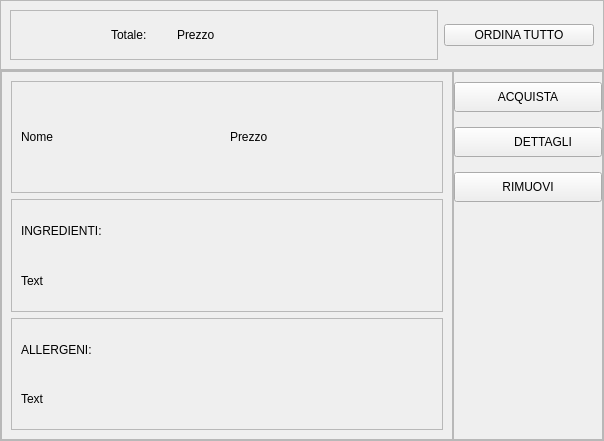
Above: projectIS/carrello/view/vistaCarrello.ui from chritianchiappa/progetto_panificio before the change. Below: the same form after it.
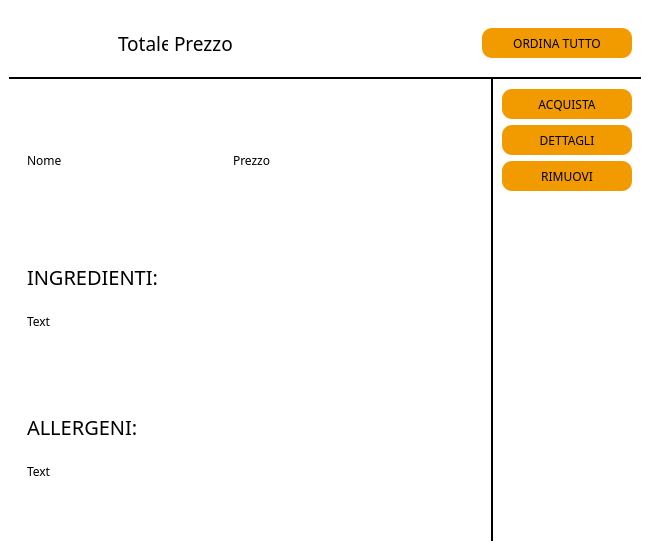
That is the form after the change. The open tabs and pages were chosen to show the change. Icons and pictures are not drawn.

Diff of the .ui file:
```diff
--- a/projectIS/carrello/view/vistaCarrello.ui
+++ b/projectIS/carrello/view/vistaCarrello.ui
@@ -6,28 +6,45 @@
    <rect>
     <x>0</x>
     <y>0</y>
-    <width>604</width>
-    <height>441</height>
+    <width>650</width>
+    <height>550</height>
    </rect>
   </property>
+  <property name="minimumSize">
+   <size>
+    <width>600</width>
+    <height>500</height>
+   </size>
+  </property>
+  <property name="maximumSize">
+   <size>
+    <width>700</width>
+    <height>600</height>
+   </size>
+  </property>
   <property name="windowTitle">
    <string>Form</string>
   </property>
+  <property name="styleSheet">
+   <string notr="true">background-color: rgb(255, 255, 255);
+color: rgb(0, 0, 0);
+border:none;</string>
+  </property>
   <layout class="QVBoxLayout" name="verticalLayout">
    <property name="spacing">
     <number>0</number>
    </property>
    <property name="leftMargin">
-    <number>0</number>
+    <number>9</number>
    </property>
    <property name="topMargin">
-    <number>0</number>
+    <number>9</number>
    </property>
    <property name="rightMargin">
-    <number>0</number>
+    <number>9</number>
    </property>
    <property name="bottomMargin">
-    <number>0</number>
+    <number>9</number>
    </property>
    <item>
     <widget class="QFrame" name="frame_2">
@@ -43,6 +60,9 @@
        <height>70</height>
       </size>
      </property>
+     <property name="styleSheet">
+      <string notr="true">border-bottom:2px solid black;</string>
+     </property>
      <property name="frameShape">
       <enum>QFrame::StyledPanel</enum>
      </property>
@@ -52,6 +72,9 @@
      <layout class="QHBoxLayout" name="horizontalLayout_4">
       <item>
        <widget class="QFrame" name="frame_5">
+        <property name="styleSheet">
+         <string notr="true">border:none;</string>
+        </property>
         <property name="frameShape">
          <enum>QFrame::StyledPanel</enum>
         </property>
@@ -66,10 +89,16 @@
           <widget class="QLabel" name="label">
            <property name="maximumSize">
             <size>
-             <width>60</width>
+             <width>50</width>
              <height>16777215</height>
             </size>
            </property>
+           <property name="font">
+            <font>
+             <family>Tiro Kannada</family>
+             <pointsize>14</pointsize>
+            </font>
+           </property>
            <property name="text">
             <string>Totale:</string>
            </property>
@@ -77,6 +106,12 @@
          </item>
          <item>
           <widget class="QLabel" name="prezzo_totale">
+           <property name="font">
+            <font>
+             <family>Tiro Kannada</family>
+             <pointsize>14</pointsize>
+            </font>
+           </property>
            <property name="text">
             <string>Prezzo</string>
            </property>
@@ -87,15 +122,37 @@
       </item>
       <item>
        <widget class="QPushButton" name="ordina_tutto_button">
+        <property name="minimumSize">
+         <size>
+          <width>0</width>
+          <height>30</height>
+         </size>
+        </property>
         <property name="maximumSize">
          <size>
           <width>150</width>
           <height>16777215</height>
          </size>
         </property>
+        <property name="font">
+         <font>
+          <family>Tiro Kannada</family>
+         </font>
+        </property>
         <property name="cursor">
          <cursorShape>PointingHandCursor</cursorShape>
         </property>
+        <property name="styleSheet">
+         <string notr="true">QPushButton{
+   
+	background-color: rgb(242, 155, 0);
+     border:none;
+     
+	color: rgb(0, 0, 0);
+     border-radius:10px;
+   
+}</string>
+        </property>
         <property name="text">
          <string>ORDINA TUTTO</string>
         </property>
@@ -169,7 +226,32 @@
            <widget class="QWidget" name="page_1">
             <layout class="QVBoxLayout" name="verticalLayout_2">
              <item>
-              <widget class="QListView" name="list_view"/>
+              <widget class="QListView" name="list_view">
+               <property name="font">
+                <font>
+                 <family>Tiro Kannada</family>
+                </font>
+               </property>
+               <property name="cursor" stdset="0">
+                <cursorShape>PointingHandCursor</cursorShape>
+               </property>
+               <property name="styleSheet">
+                <string notr="true">QListView{
+background-color:rgba(0,0,0,225);
+border-radius:10px;
+color:white;
+padding-left:5px;
+padding-top:10px;
+padding-right:5px;
+}
+
+QListView::item:selected {
+border-radius:3px;
+background-color: rgb(242, 155, 0);
+color:black;
+}</string>
+               </property>
+              </widget>
              </item>
             </layout>
            </widget>
@@ -186,6 +268,17 @@
                <layout class="QHBoxLayout" name="horizontalLayout_5">
                 <item>
                  <widget class="QLabel" name="nome">
+                  <property name="maximumSize">
+                   <size>
+                    <width>200</width>
+                    <height>16777215</height>
+                   </size>
+                  </property>
+                  <property name="font">
+                   <font>
+                    <family>Tiro Kannada</family>
+                   </font>
+                  </property>
                   <property name="text">
                    <string>Nome</string>
                   </property>
@@ -193,6 +286,11 @@
                 </item>
                 <item>
                  <widget class="QLabel" name="prezzo">
+                  <property name="font">
+                   <font>
+                    <family>Tiro Kannada</family>
+                   </font>
+                  </property>
                   <property name="text">
                    <string>Prezzo</string>
                   </property>
@@ -212,6 +310,12 @@
                <layout class="QVBoxLayout" name="verticalLayout_6">
                 <item>
                  <widget class="QLabel" name="titolo1">
+                  <property name="font">
+                   <font>
+                    <family>Tiro Kannada</family>
+                    <pointsize>15</pointsize>
+                   </font>
+                  </property>
                   <property name="text">
                    <string>INGREDIENTI:</string>
                   </property>
@@ -219,9 +323,20 @@
                 </item>
                 <item>
                  <widget class="QLabel" name="ingredienti">
+                  <property name="font">
+                   <font>
+                    <family>Tiro Kannada</family>
+                   </font>
+                  </property>
                   <property name="text">
                    <string>Text</string>
                   </property>
+                  <property name="alignment">
+                   <set>Qt::AlignLeading|Qt::AlignLeft|Qt::AlignTop</set>
+                  </property>
+                  <property name="wordWrap">
+                   <bool>true</bool>
+                  </property>
                  </widget>
                 </item>
                </layout>
@@ -238,6 +353,12 @@
                <layout class="QVBoxLayout" name="verticalLayout_5">
                 <item>
                  <widget class="QLabel" name="titolo2">
+                  <property name="font">
+                   <font>
+                    <family>Tiro Kannada</family>
+                    <pointsize>15</pointsize>
+                   </font>
+                  </property>
                   <property name="text">
                    <string>ALLERGENI:</string>
                   </property>
@@ -245,9 +366,20 @@
                 </item>
                 <item>
                  <widget class="QLabel" name="allergeni">
+                  <property name="font">
+                   <font>
+                    <family>Tiro Kannada</family>
+                   </font>
+                  </property>
                   <property name="text">
                    <string>Text</string>
                   </property>
+                  <property name="alignment">
+                   <set>Qt::AlignLeading|Qt::AlignLeft|Qt::AlignTop</set>
+                  </property>
+                  <property name="wordWrap">
+                   <bool>true</bool>
+                  </property>
                  </widget>
                 </item>
                </layout>
@@ -274,6 +406,9 @@
           <height>16777215</height>
          </size>
         </property>
+        <property name="styleSheet">
+         <string notr="true">border-left:2px solid black;</string>
+        </property>
         <property name="frameShape">
          <enum>QFrame::StyledPanel</enum>
         </property>
@@ -282,19 +417,19 @@
         </property>
         <layout class="QVBoxLayout" name="verticalLayout_3">
          <property name="spacing">
-          <number>15</number>
+          <number>6</number>
          </property>
          <property name="leftMargin">
-          <number>0</number>
+          <number>9</number>
          </property>
          <property name="topMargin">
           <number>10</number>
          </property>
          <property name="rightMargin">
-          <number>0</number>
+          <number>9</number>
          </property>
          <property name="bottomMargin">
-          <number>0</number>
+          <number>9</number>
          </property>
          <item>
           <widget class="QPushButton" name="acquista_button">
@@ -304,39 +439,59 @@
              <height>30</height>
             </size>
            </property>
+           <property name="font">
+            <font>
+             <family>Tiro Kannada</family>
+            </font>
+           </property>
            <property name="cursor">
             <cursorShape>PointingHandCursor</cursorShape>
            </property>
+           <property name="styleSheet">
+            <string notr="true">QPushButton{
+   
+	background-color: rgb(242, 155, 0);
+     border:none;
+     
+	color: rgb(0, 0, 0);
+     border-radius:10px;
+   
+}</string>
+           </property>
            <property name="text">
             <string>ACQUISTA</string>
            </property>
           </widget>
          </item>
          <item>
-          <widget class="QToolButton" name="dettagli_button">
-           <property name="sizePolicy">
-            <sizepolicy hsizetype="Minimum" vsizetype="Fixed">
-             <horstretch>0</horstretch>
-             <verstretch>0</verstretch>
-            </sizepolicy>
-           </property>
+          <widget class="QPushButton" name="dettagli_button">
            <property name="minimumSize">
             <size>
              <width>0</width>
              <height>30</height>
             </size>
            </property>
+           <property name="font">
+            <font>
+             <family>Tiro Kannada</family>
+            </font>
+           </property>
            <property name="cursor">
             <cursorShape>PointingHandCursor</cursorShape>
            </property>
-           <property name="layoutDirection">
-            <enum>Qt::LeftToRight</enum>
-           </property>
            <property name="styleSheet">
-            <string notr="true">padding-left:20px;</string>
+            <string notr="true">QPushButton{
+   
+	background-color: rgb(242, 155, 0);
+     border:none;
+     
+	color: rgb(0, 0, 0);
+     border-radius:10px;
+   
+}</string>
            </property>
            <property name="text">
-            <string>         DETTAGLI</string>
+            <string>DETTAGLI</string>
            </property>
            <property name="icon">
             <iconset resource="../../home/view/res.qrc">
@@ -346,9 +501,6 @@
            <property name="checkable">
             <bool>true</bool>
            </property>
-           <property name="toolButtonStyle">
-            <enum>Qt::ToolButtonTextBesideIcon</enum>
-           </property>
           </widget>
          </item>
          <item>
@@ -359,9 +511,25 @@
              <height>30</height>
             </size>
            </property>
+           <property name="font">
+            <font>
+             <family>Tiro Kannada</family>
+            </font>
+           </property>
            <property name="cursor">
             <cursorShape>PointingHandCursor</cursorShape>
            </property>
+           <property name="styleSheet">
+            <string notr="true">QPushButton{
+   
+	background-color: rgb(242, 155, 0);
+     border:none;
+     
+	color: rgb(0, 0, 0);
+     border-radius:10px;
+   
+}</string>
+           </property>
            <property name="text">
             <string>RIMUOVI</string>
            </property>
```
